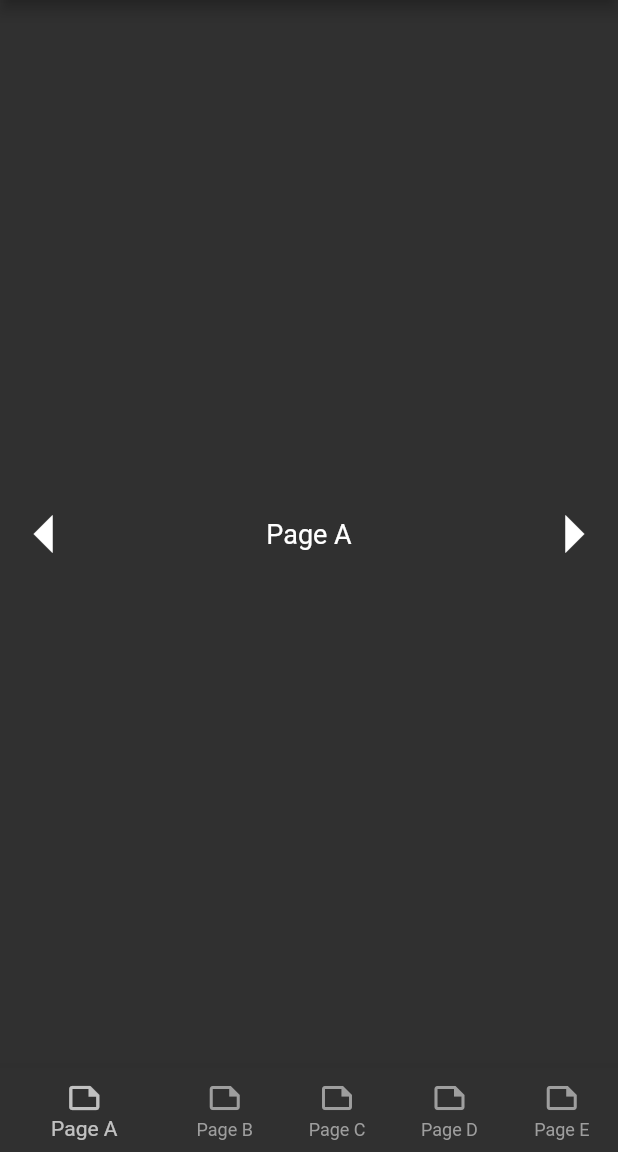
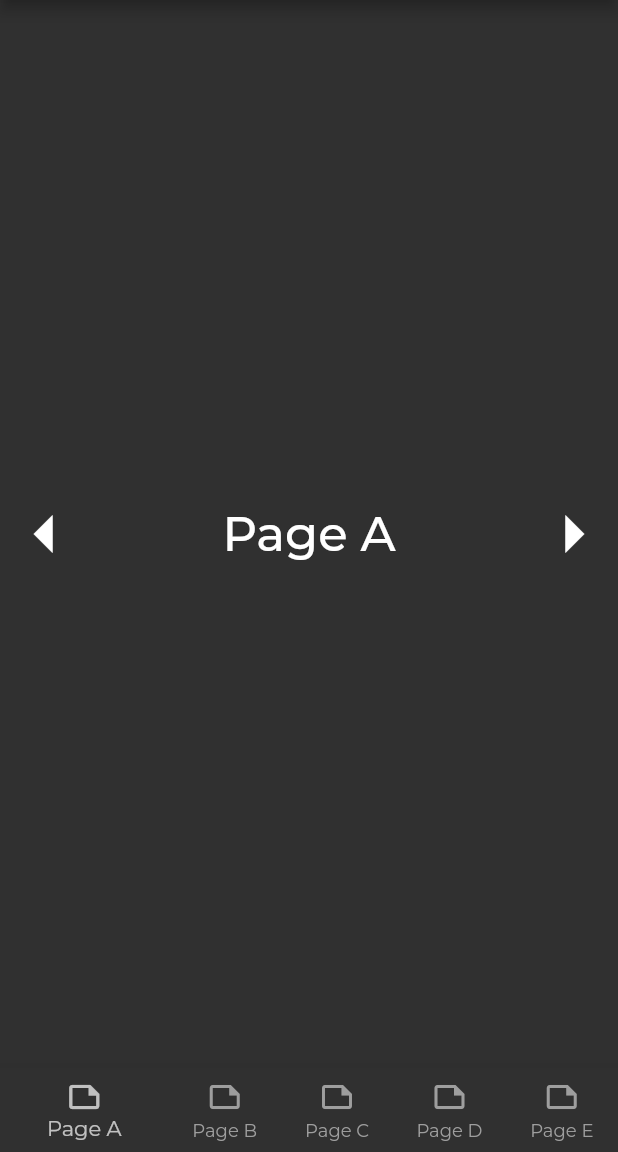
Before and after one commit to anabebe1020/flutter_templates_anabebe, a Flutter app: the screen it shows after launch, after a tap on "PageView", on a phone screen of 412 x 824 dp, the part 84-1236 px from its top. Run offline on Flutter 3.47's test engine with Material 2 defaults, Android fonts, the light colour scheme and no system bars; our stand-ins replace flutter_riverpod, google_fonts.

Commit message:
add google fonts and create mytheme.

```diff
--- /dev/null
+++ b/lib/common/themes.dart
@@ -0,0 +1,17 @@
+import 'package:google_fonts/google_fonts.dart';
+import 'package:flutter/material.dart';
+
+class MyTheme {
+  static final main = ThemeData(
+    brightness: Brightness.dark,
+    primarySwatch: Colors.blue,
+    textTheme: GoogleFonts.montserratTextTheme(
+      const TextTheme(
+        bodyText1: TextStyle(color: Colors.white, fontSize: 32),
+        bodyText2: TextStyle(color: Colors.white, fontSize: 24),
+      ),
+    ),
+  );
+  static const linkText =
+      TextStyle(color: Color.fromARGB(255, 78, 168, 241), fontSize: 24);
+}
--- a/lib/home/home_page.dart
+++ b/lib/home/home_page.dart
@@ -1,5 +1,6 @@
 import 'package:flutter/material.dart';
 import 'package:flutter_riverpod/flutter_riverpod.dart';
+import 'package:flutter_templates_anabebe/common/themes.dart';
 import 'package:flutter_templates_anabebe/page_view/home_page.dart';
 import 'package:flutter_templates_anabebe/page_view/provider.dart';
 import 'package:flutter_templates_anabebe/settings/setting_page.dart';
@@ -47,7 +48,7 @@ class ContentsItem extends StatelessWidget {
       color: Colors.black12.withOpacity(0.1),
       height: 64,
       child: TextButton(
-        child: Text(title, style: const TextStyle(fontSize: 18)),
+        child: Text(title, style: MyTheme.linkText),
         onPressed: () {
           Navigator.push(context, MaterialPageRoute(
             builder: (context) {
--- a/lib/main.dart
+++ b/lib/main.dart
@@ -1,5 +1,6 @@
 import 'package:flutter/material.dart';
 import 'package:flutter_riverpod/flutter_riverpod.dart';
+import 'package:flutter_templates_anabebe/common/themes.dart';
 import 'package:flutter_templates_anabebe/home/home_page.dart';
 
 void main() {
@@ -15,10 +16,7 @@ class MyApp extends StatelessWidget {
   Widget build(BuildContext context) {
     return MaterialApp(
       title: 'Anabebe Templates',
-      theme: ThemeData(
-        brightness: Brightness.dark,
-        primarySwatch: Colors.blue,
-      ),
+      theme: MyTheme.main,
       home: const HomePage(),
     );
   }
--- a/pubspec.yaml
+++ b/pubspec.yaml
@@ -15,6 +15,7 @@ dependencies:
 
   cupertino_icons: ^1.0.2
   flutter_riverpod: ^1.0.3
+  google_fonts: ^2.3.1
 
 dev_dependencies:
   flutter_test:
```
Also changed, not shown: lib/page_view/pages.dart (+5 -5 lines), pubspec.lock, 6 other files.
